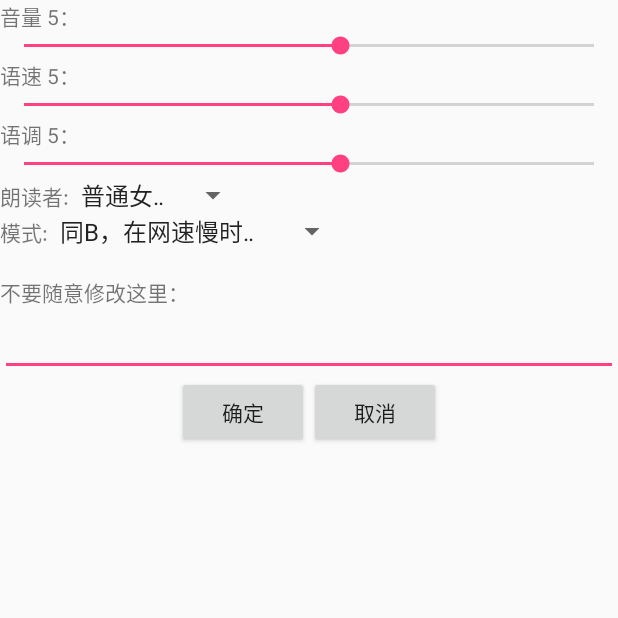
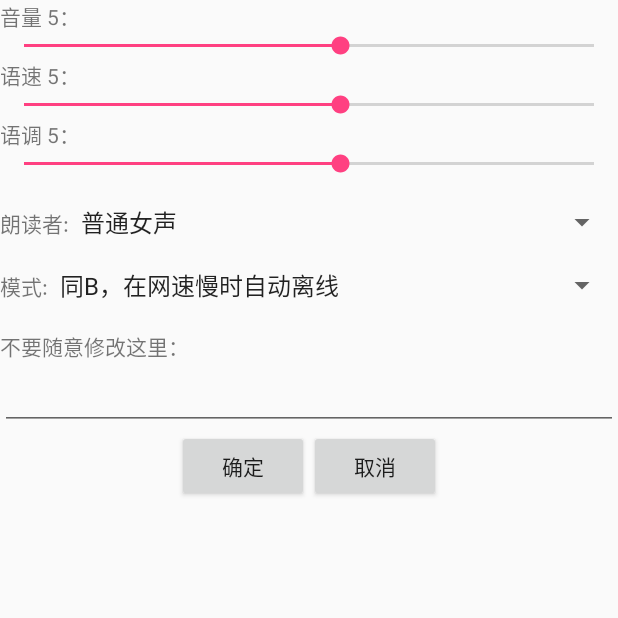
Before and after one commit to animalize/Ting_Android, an Android app: the screen it shows after launch (OptionActivity), after a tap on "设置", on a phone screen of 412 x 824 dp, the top half of it. Run offline under Robolectric (Android 15) with nearby library versions, the phone set to English and light mode, and no system bars; libraries missing offline, so code that uses them is left out: com.baidu.tts; 8 statements that could not run were skipped.

Commit message:
Setting 3.0

```diff
--- a/app/src/main/java/com/github/animalize/ting/TTS/Setting.java
+++ b/app/src/main/java/com/github/animalize/ting/TTS/Setting.java
@@ -10,13 +10,13 @@ import com.baidu.tts.client.TtsMode;
 public abstract class Setting {
     public static final int MIX_MODE_DEFAULT = 0;
     public static final int MIX_MODE_HIGH_SPEED_NETWORK = 1;
+    public static final int MIX_MODE_HIGH_SPEED_SYNTHESIZE_WIFI = 2;
     public static final int MIX_MODE_HIGH_SPEED_SYNTHESIZE = 3;
-    public static final int MIX_MODE_HIGH_SPEED_SYNTHESIZE_WIFI = 2;
     private static final String[] SPEAKER_NAMES = {
             "普通女声", "普通男声", "特别男声", "情感男声", "情感儿童声"};
     private static String[] MIXMODE_NAMES = {
-            "A:wifi在线，非wifi离线",
-            "B:wifi,3G,4G在线，其它离线",
+            "A：wifi在线，非wifi离线",
+            "B：wifi,3G,4G在线，其它离线",
             "同A，在网速慢时自动离线",
             "同B，在网速慢时自动离线"
     };
@@ -39,11 +39,11 @@ public abstract class Setting {
     * (mix模式下，wifi使用在线合成，非wifi使用离线合成)
     * MIX_MODE_HIGH_SPEED_NETWORK
     * (mix模式下，wifi,4G,3G使用在线合成，其他使用离线合成)
+    * MIX_MODE_HIGH_SPEED_SYNTHESIZE_WIFI
+    * (mix模式下，仅wifi使用在线合成,返回速度如果慢（超时，一般为1.2秒）直接切换离线，适用于仅WIFI网络环境较差的情况)
     * MIX_MODE_HIGH_SPEED_SYNTHESIZE
     * (mix模式下，在线返回速度如果慢（超时，一般为1.2秒）直接切换离线，适用于网络环境较差的情况)
-    * MIX_MODE_HIGH_SPEED_SYNTHESIZE_WIFI
-    * (mix模式下，仅wifi使用在线合成,返回速度如果慢（超时，一般为1.2秒）直接切换离线，适用于仅WIFI网络环境较差的情况)
-    * */
+ * */
     private int mMixMode = MIX_MODE_HIGH_SPEED_SYNTHESIZE;
 
     public Setting() {
--- a/app/src/main/res/layout/activity_option.xml
+++ b/app/src/main/res/layout/activity_option.xml
@@ -3,6 +3,8 @@
     xmlns:tools="http://schemas.android.com/tools"
     android:layout_width="match_parent"
     android:layout_height="match_parent"
+    android:descendantFocusability="beforeDescendants"
+    android:focusableInTouchMode="true"
     android:orientation="vertical"
     tools:context="com.github.animalize.ting.OptionActivity">
 
@@ -45,6 +47,7 @@
     <LinearLayout
         android:layout_width="match_parent"
         android:layout_height="wrap_content"
+        android:layout_marginTop="18dp"
         android:orientation="horizontal">
 
         <TextView
@@ -54,13 +57,14 @@
 
         <Spinner
             android:id="@+id/speaker_spinner"
-            android:layout_width="120dp"
+            android:layout_width="match_parent"
             android:layout_height="wrap_content" />
     </LinearLayout>
 
     <LinearLayout
         android:layout_width="match_parent"
         android:layout_height="wrap_content"
+        android:layout_marginTop="18dp"
         android:orientation="horizontal">
 
         <TextView
@@ -70,7 +74,7 @@
 
         <Spinner
             android:id="@+id/mixmode_spinner"
-            android:layout_width="200dp"
+            android:layout_width="match_parent"
             android:layout_height="wrap_content" />
     </LinearLayout>
 
```
